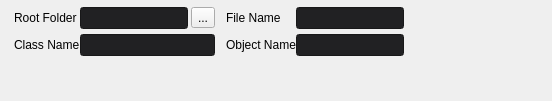
e-e-m-i-l-e-e/Chrysalis, file clo3d/widgets/ui/BaseUIExporterSettingsBlockContainerWidget.ui: the form before one commit.
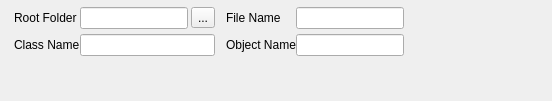
The form after the commit. Icons and pictures are not drawn. Custom widgets are drawn as their Qt base class.

```diff
--- a/clo3d/widgets/ui/BaseUIExporterSettingsBlockContainerWidget.ui
+++ b/clo3d/widgets/ui/BaseUIExporterSettingsBlockContainerWidget.ui
@@ -13,15 +13,6 @@
   <property name="windowTitle">
    <string>BaseUIExporterSettingsBlockContainerWidget</string>
   </property>
-  <property name="styleSheet">
-   <string notr="true">QLineEdit {
-	background: rgba(33, 33, 35, 255);
-	color: rgba(225, 225, 228, 255);
-}
-QLineEdit:focus {
-	color: rgba(110, 185, 255, 255);
-}</string>
-  </property>
   <layout class="QHBoxLayout" name="horizontalLayout">
    <property name="spacing">
     <number>0</number>
```
